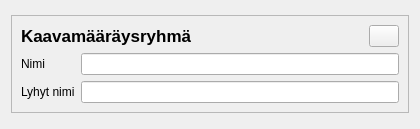
This is arho_feature_template/gui/components/plan_regulation_group_widget.ui in GispoCoding/arho-qgis-plugin as Qt 5 draws it before an edit. The edited form follows.
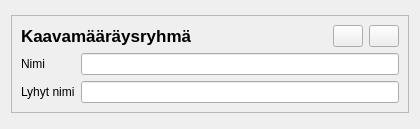
This is the edited form.

Commit message: add possibility to open regulation group as form/dialog from plan feature form dialog

What changed in the file:
```diff
--- a/arho_feature_template/gui/components/plan_regulation_group_widget.ui
+++ b/arho_feature_template/gui/components/plan_regulation_group_widget.ui
@@ -68,6 +68,28 @@
           </property>
          </spacer>
         </item>
+        <item>
+         <widget class="QPushButton" name="edit_btn">
+          <property name="sizePolicy">
+           <sizepolicy hsizetype="Fixed" vsizetype="Fixed">
+            <horstretch>0</horstretch>
+            <verstretch>0</verstretch>
+           </sizepolicy>
+          </property>
+          <property name="maximumSize">
+           <size>
+            <width>30</width>
+            <height>16777215</height>
+           </size>
+          </property>
+          <property name="toolTip">
+           <string>Muokkaa kaavamääräysryhmää</string>
+          </property>
+          <property name="text">
+           <string/>
+          </property>
+         </widget>
+        </item>
         <item>
          <widget class="QPushButton" name="del_btn">
           <property name="sizePolicy">
```
Left out of the diff: 3 changed lines with no effect on the pictures. The commit also changes 3 other files.
